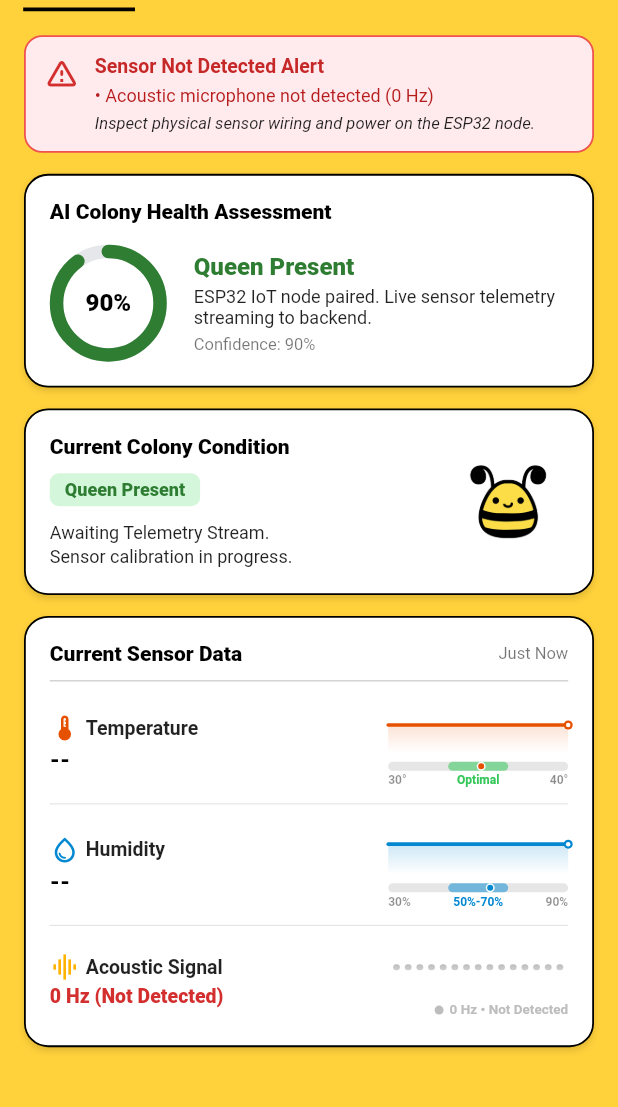
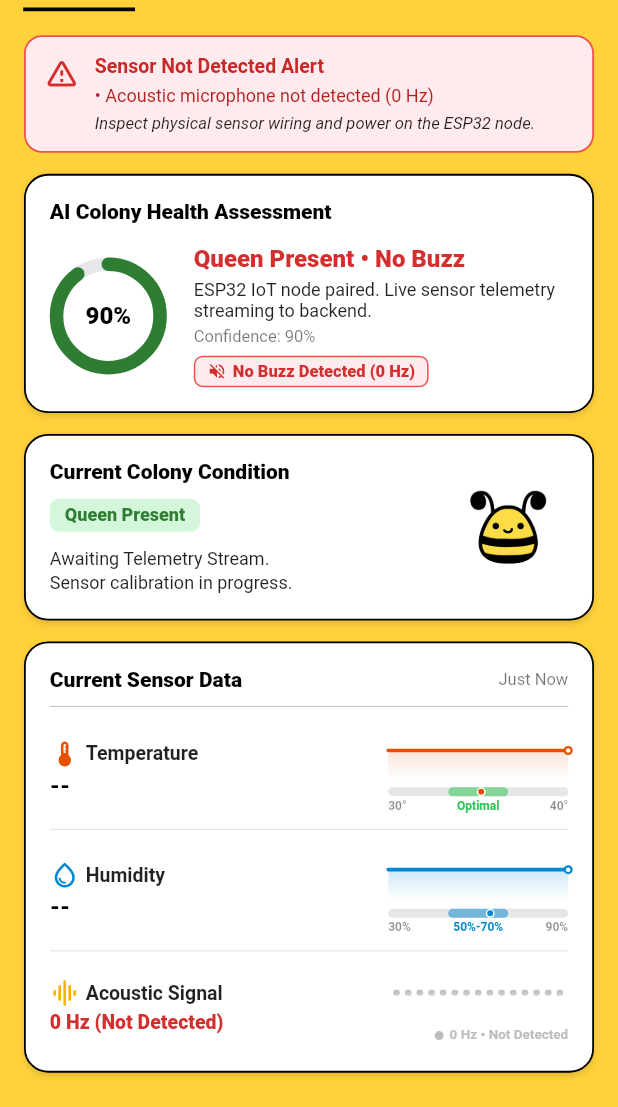
Before and after one commit to shitarokaboshin/BeeWare-CAPSTONE, a Flutter app: the HiveDetailScreen screen opened by its route, on a phone screen of 412 x 824 dp, the part 129-1236 px from its top. Run offline on Flutter 3.47's test engine with Material 3 defaults, Android fonts, the phone set to English and light mode, and no system bars; our stand-ins replace cloud_firestore, firebase_auth, firebase_core, firebase_messaging, fl_chart, geolocator and 4 more; missing offline and left inert: flutter_sound, mobile_scanner, tflite_flutter; accounts and stored records are empty; network calls fail.

Commit message:
feat: display No Buzz Detected in AI colony health assessment, AI analysis, and recommendation

```diff
--- a/lib/screens/hive_detail_screen.dart
+++ b/lib/screens/hive_detail_screen.dart
@@ -219,6 +219,9 @@ class _HiveDetailScreenState extends State<HiveDetailScreen> {
     if (isConnecting) {
       overviewDesc = 'ESP32 IoT node paired. Live sensor telemetry streaming to backend.';
       conditionActionDesc = 'Awaiting Telemetry Stream.\nSensor calibration in progress.';
+    } else if (isAcousticNotDetected) {
+      overviewDesc = 'No buzz detected (0 Hz / Silent). Acoustic activity is absent or microphone is disconnected.';
+      conditionActionDesc = 'No Buzz Detected (0 Hz).\nInspect microphone or check hive activity.';
     } else if (_hive.conditionLabel.toLowerCase().contains('absent')) {
       overviewDesc = 'Acoustic frequency indicates Queenless Roar. Urgent frame inspection needed.';
       conditionActionDesc = 'Urgent Intervention Required.\nInspect brood frames for queen cells.';
@@ -306,11 +309,13 @@ class _HiveDetailScreenState extends State<HiveDetailScreen> {
                       crossAxisAlignment: CrossAxisAlignment.start,
                       children: [
                         Text(
-                          _hive.conditionLabel,
+                          isAcousticNotDetected
+                              ? '${_hive.conditionLabel} • No Buzz'
+                              : _hive.conditionLabel,
                           style: TextStyle(
                             fontSize: 16,
                             fontWeight: FontWeight.w900,
-                            color: _hive.labelColor,
+                            color: isAcousticNotDetected ? const Color(0xFFD32F2F) : _hive.labelColor,
                           ),
                         ),
                         const SizedBox(height: 4),
@@ -323,6 +328,32 @@ class _HiveDetailScreenState extends State<HiveDetailScreen> {
                           _hive.confidence > 0 ? 'Confidence: ${_hive.confidence}%' : 'Confidence: Analysis In Progress',
                           style: const TextStyle(fontSize: 11, color: Colors.black54),
                         ),
+                        if (isAcousticNotDetected) ...[
+                          const SizedBox(height: 6),
+                          Container(
+                            padding: const EdgeInsets.symmetric(horizontal: 8, vertical: 3),
+                            decoration: BoxDecoration(
+                              color: const Color(0xFFFFEBEE),
+                              borderRadius: BorderRadius.circular(6),
+                              border: Border.all(color: const Color(0xFFEF5350)),
+                            ),
+                            child: const Row(
+                              mainAxisSize: MainAxisSize.min,
+                              children: [
+                                Icon(Icons.volume_off, size: 13, color: Color(0xFFD32F2F)),
+                                SizedBox(width: 4),
+                                Text(
+                                  'No Buzz Detected (0 Hz)',
+                                  style: TextStyle(
+                                    fontSize: 11,
+                                    fontWeight: FontWeight.w800,
+                                    color: Color(0xFFD32F2F),
+                                  ),
+                                ),
+                              ],
+                            ),
+                          ),
+                        ],
                       ],
                     ),
                   ),
@@ -855,15 +886,15 @@ class _HiveDetailScreenState extends State<HiveDetailScreen> {
                     Container(
                       padding: const EdgeInsets.symmetric(horizontal: 10, vertical: 4),
                       decoration: BoxDecoration(
-                        color: _hive.labelBgColor,
+                        color: isAcousticNotDetected ? const Color(0xFFFFEBEE) : _hive.labelBgColor,
                         borderRadius: BorderRadius.circular(6),
                       ),
                       child: Text(
-                        _hive.conditionLabel,
+                        isAcousticNotDetected ? '${_hive.conditionLabel} • No Buzz' : _hive.conditionLabel,
                         style: TextStyle(
                           fontSize: 12,
                           fontWeight: FontWeight.w800,
-                          color: _hive.labelColor,
+                          color: isAcousticNotDetected ? const Color(0xFFC62828) : _hive.labelColor,
                         ),
                       ),
                     ),
@@ -872,6 +903,17 @@ class _HiveDetailScreenState extends State<HiveDetailScreen> {
                       'Confidence: ${_hive.confidence}%',
                       style: const TextStyle(fontSize: 11, color: Colors.black54),
                     ),
+                    if (isAcousticNotDetected) ...[
+                      const SizedBox(height: 5),
+                      const Text(
+                        '⚠️ No buzz detected (0 Hz / Silent)',
+                        style: TextStyle(
+                          fontSize: 11,
+                          fontWeight: FontWeight.w800,
+                          color: Color(0xFFD32F2F),
+                        ),
+                      ),
+                    ],
                   ],
                 ),
               ),
@@ -901,7 +943,9 @@ class _HiveDetailScreenState extends State<HiveDetailScreen> {
               ),
               const SizedBox(height: 6),
               Text(
-                _hive.explanation,
+                isAcousticNotDetected
+                    ? '⚠️ No Buzz Detected: The acoustic microphone recorded 0 Hz (silence). The AI cannot detect active worker humming, queen piping, or colony vibration until acoustic buzz signals are present.\n\n${_hive.explanation}'
+                    : _hive.explanation,
                 style: const TextStyle(fontSize: 12, color: Colors.black87, height: 1.3),
               ),
             ],
@@ -928,6 +972,13 @@ class _HiveDetailScreenState extends State<HiveDetailScreen> {
               _conditionDetectRow('Queen Accepted', _hive.queenAcceptedDetected),
               const Divider(color: Colors.black12, height: 18),
               _conditionDetectRow('Queen Rejected', _hive.queenRejectedDetected),
+              const Divider(color: Colors.black12, height: 18),
+              _conditionDetectRow(
+                'Colony Acoustic Buzz',
+                !isAcousticNotDetected,
+                overrideStatusText: isAcousticNotDetected ? 'No Buzz\nDetected' : 'Buzzing\nDetected',
+                overrideColor: isAcousticNotDetected ? const Color(0xFFD32F2F) : AppColors.healthyGreen,
+              ),
             ],
           ),
         ),
@@ -962,9 +1013,11 @@ class _HiveDetailScreenState extends State<HiveDetailScreen> {
                     ),
                     const SizedBox(height: 4),
                     Text(
-                      hasSensorNotDetected
-                          ? '⚠️ Sensor Data Missing: Connect offline sensors for accurate colony diagnosis.\n\n${_hive.recommendation}'
-                          : _hive.recommendation,
+                      isAcousticNotDetected
+                          ? '⚠️ No buzz detected: Colony acoustics are currently silent (0 Hz). Ensure the microphone is connected and verify if bees are active in the hive box.\n\n${_hive.recommendation}'
+                          : (hasSensorNotDetected
+                              ? '⚠️ Sensor Data Missing: Connect offline sensors for accurate colony diagnosis.\n\n${_hive.recommendation}'
+                              : _hive.recommendation),
                       style: const TextStyle(fontSize: 12, color: Colors.black87, height: 1.3),
                     ),
                   ],
@@ -985,7 +1038,7 @@ class _HiveDetailScreenState extends State<HiveDetailScreen> {
               border: Border.all(color: const Color(0xFFEF5350), width: 1.2),
               boxShadow: [
                 BoxShadow(
-                  color: Colors.black.withOpacity(0.04),
+                  color: Colors.black.withValues(alpha: 0.04),
                   blurRadius: 8,
                   offset: const Offset(0, 3),
                 ),
@@ -1054,7 +1107,7 @@ class _HiveDetailScreenState extends State<HiveDetailScreen> {
                 Container(
                   padding: const EdgeInsets.all(10),
                   decoration: BoxDecoration(
-                    color: Colors.white.withOpacity(0.9),
+                    color: Colors.white.withValues(alpha: 0.9),
                     borderRadius: BorderRadius.circular(8),
                     border: Border.all(color: const Color(0xFFFFCDD2)),
                   ),
@@ -1088,11 +1141,16 @@ class _HiveDetailScreenState extends State<HiveDetailScreen> {
     return AppColors.healthyGreen;
   }
 
-  Widget _conditionDetectRow(String conditionName, bool isDetected) {
-    final activeColor = _getConditionActiveColor(conditionName);
-    final dotColor = isDetected ? activeColor : Colors.grey.shade400;
+  Widget _conditionDetectRow(
+    String conditionName,
+    bool isDetected, {
+    String? overrideStatusText,
+    Color? overrideColor,
+  }) {
+    final activeColor = overrideColor ?? _getConditionActiveColor(conditionName);
+    final dotColor = isDetected ? activeColor : (overrideColor ?? Colors.grey.shade400);
     final titleColor = isDetected ? Colors.black : Colors.grey.shade600;
-    final statusColor = isDetected ? activeColor : Colors.grey.shade500;
+    final statusColor = isDetected ? activeColor : (overrideColor ?? Colors.grey.shade500);
 
     return Row(
       mainAxisAlignment: MainAxisAlignment.spaceBetween,
@@ -1119,7 +1177,7 @@ class _HiveDetailScreenState extends State<HiveDetailScreen> {
           ],
         ),
         Text(
-          isDetected ? 'Detected' : 'Not\nDetected',
+          overrideStatusText ?? (isDetected ? 'Detected' : 'Not\nDetected'),
           textAlign: TextAlign.right,
           style: TextStyle(
             fontSize: 11,
--- a/lib/screens/overall_health_assessment_screen.dart
+++ b/lib/screens/overall_health_assessment_screen.dart
@@ -50,7 +50,12 @@ class OverallHealthAssessmentScreen extends StatelessWidget {
         final avgTempStr = validTempCount > 0 ? (totalTemp / validTempCount).toStringAsFixed(1) : '--';
         final avgHumStr = validHumCount > 0 ? (totalHum / validHumCount).toStringAsFixed(0) : '--';
 
-        final isOverallHealthy = totalHives > 0 && avgHealthScore >= 80 && absentCount == 0 && rejectedCount == 0;
+        final noBuzzHives = hives.where((h) {
+          final clean = h.acoustic.trim().toLowerCase();
+          return clean == '0' || clean == '0 hz' || clean.startsWith('0 ') || h.acousticStatus.toLowerCase().contains('not detected');
+        }).toList();
+
+        final isOverallHealthy = totalHives > 0 && avgHealthScore >= 80 && absentCount == 0 && rejectedCount == 0 && noBuzzHives.isEmpty;
         final healthColor = totalHives == 0
             ? Colors.black38
             : (avgHealthScore >= 80
@@ -240,7 +245,9 @@ class OverallHealthAssessmentScreen extends StatelessWidget {
                             ? 'ℹ️ No hives connected yet. Once you pair an IoT device or add a hive, real-time AI colony diagnostics and insights will appear here.'
                             : (absentCount > 0 || rejectedCount > 0
                                 ? '⚠️ Attention Needed: $absentCount hive(s) detected with Queen Absent and $rejectedCount hive(s) with Queen Rejected. Prioritize physical inspections of affected boxes immediately to check for emergency queen cups or introduce new mated queens.'
-                                : '✅ All $totalHives monitored colonies are exhibiting normal acoustic buzzing and brood thermoregulation. Continue standard routine apiary checks and maintain clean water sources nearby.'),
+                                : (noBuzzHives.isNotEmpty
+                                    ? '⚠️ No Buzz Detected: ${noBuzzHives.length} hive(s) (${noBuzzHives.map((h) => h.name).join(", ")}) currently have no acoustic buzz detected (0 Hz). Inspect microphone hardware connections or verify colony acoustic activity.'
+                                    : '✅ All $totalHives monitored colonies are exhibiting normal acoustic buzzing and brood thermoregulation. Continue standard routine apiary checks and maintain clean water sources nearby.')),
                         style: const TextStyle(fontSize: 12, color: Colors.black87, height: 1.4),
                       ),
                     ],
@@ -385,9 +392,19 @@ class OverallHealthAssessmentScreen extends StatelessWidget {
                         style: const TextStyle(fontSize: 11, color: Colors.black87, fontWeight: FontWeight.w600),
                       ),
                       const SizedBox(width: 10),
-                      Text(
-                        'Audio: ${hive.acousticStatus}',
-                        style: const TextStyle(fontSize: 11, color: Colors.black87, fontWeight: FontWeight.w600),
+                      Builder(
+                        builder: (context) {
+                          final clean = hive.acoustic.trim().toLowerCase();
+                          final isNoBuzz = clean == '0' || clean == '0 hz' || clean.startsWith('0 ') || hive.acousticStatus.toLowerCase().contains('not detected');
+                          return Text(
+                            isNoBuzz ? 'Audio: No buzz (0 Hz)' : 'Audio: ${hive.acousticStatus}',
+                            style: TextStyle(
+                              fontSize: 11,
+                              color: isNoBuzz ? const Color(0xFFD32F2F) : Colors.black87,
+                              fontWeight: FontWeight.w700,
+                            ),
+                          );
+                        },
                       ),
                     ],
                   ),
```
